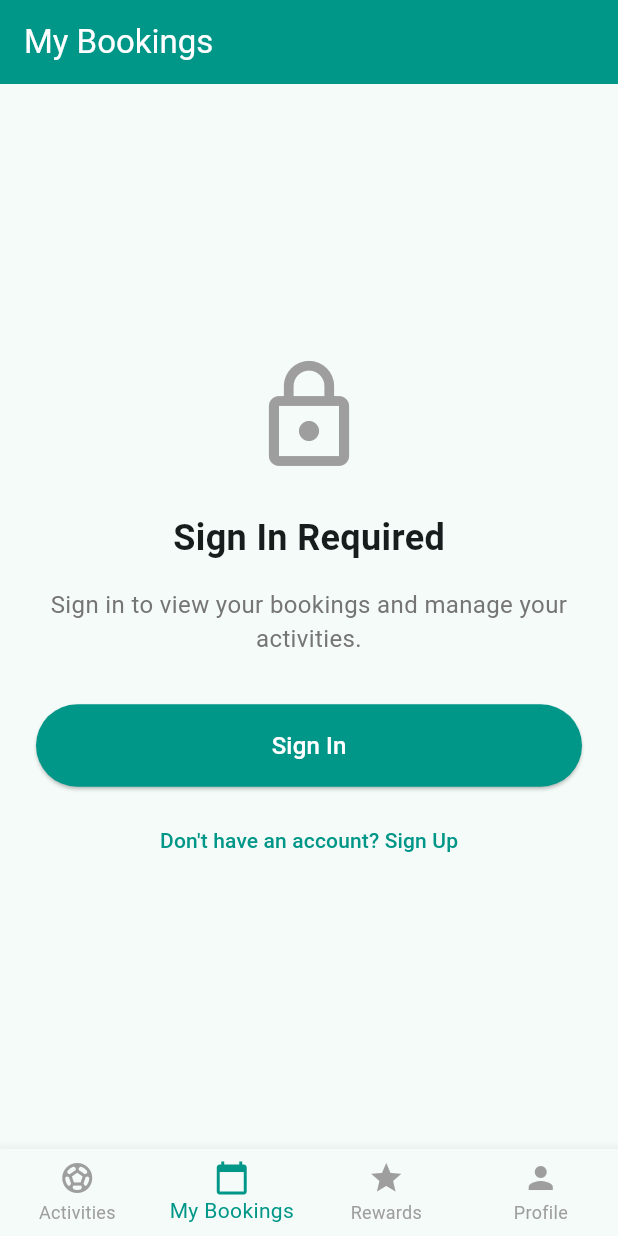
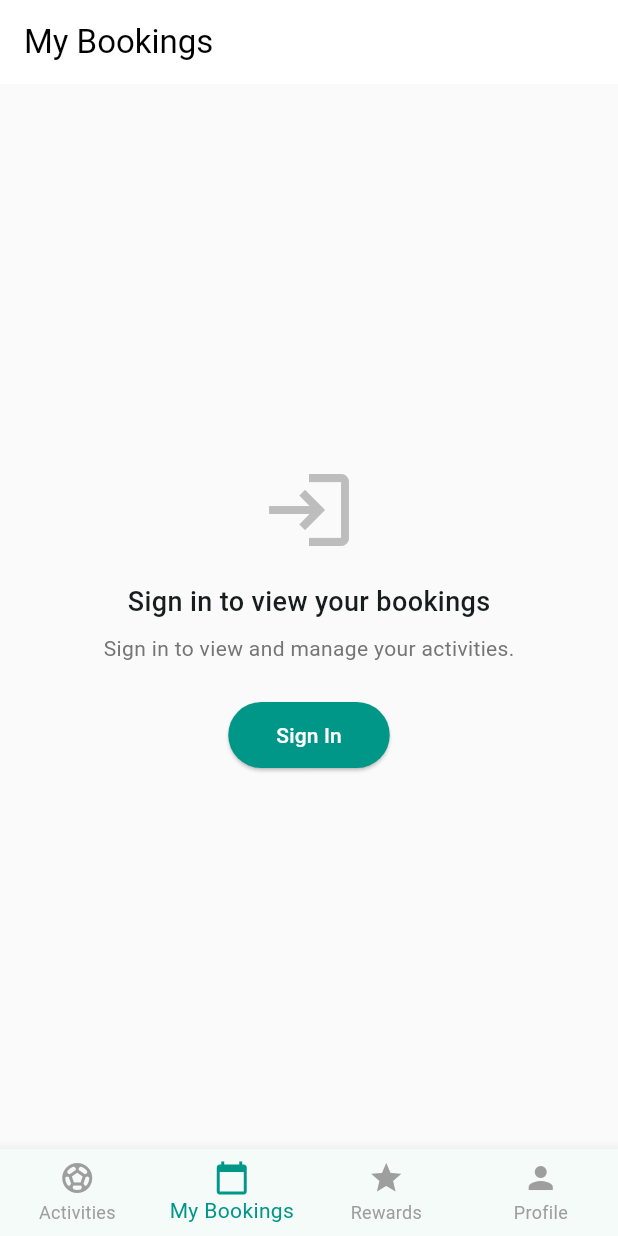
Before and after one commit to Comicalist/SportCentreApp, a Flutter app: the screen it shows after launch, item 2 of the bottom bar chosen, on a phone screen of 412 x 824 dp. Run offline on Flutter 3.47's test engine with Material 3 defaults, Android fonts, the phone set to English and light mode, and no system bars; our stand-ins replace cloud_firestore, firebase_auth, firebase_core; accounts and stored records are empty.

```diff
--- a/sport_centre_booking/lib/screens/bookings.dart
+++ b/sport_centre_booking/lib/screens/booking/bookings.dart
@@ -1,10 +1,10 @@
 import 'package:flutter/material.dart';
 import 'package:provider/provider.dart';
-import '../providers/auth_provider.dart';
-import '../providers/booking_provider.dart';
-import '../models/booking.dart';
-import '../utils/colors.dart';
-import '../widgets/auth/auth_wrapper.dart';
+import '../../providers/auth_provider.dart';
+import '../../providers/booking_provider.dart';
+import '../../models/booking.dart';
+import '../../utils/colors.dart';
+import '../../screens/auth/login_screen.dart';
 
 class BookingsScreen extends StatefulWidget {
   const BookingsScreen({super.key});
@@ -36,9 +36,57 @@ class _BookingsScreenState extends State<BookingsScreen> {
       builder: (context, authProvider, child) {
         // Show auth required screen if not logged in
         if (!authProvider.isLoggedIn) {
-          return const AuthRequiredScreen(
-            title: 'My Bookings',
-            message: 'Sign in to view your bookings and manage your activities.',
+          return Scaffold(
+            backgroundColor: Colors.grey[50],
+            appBar: AppBar(
+              title: const Text('My Bookings'),
+              backgroundColor: Colors.white,
+              foregroundColor: Colors.black,
+              elevation: 0,
+            ),
+            body: Center(
+              child: Column(
+                mainAxisAlignment: MainAxisAlignment.center,
+                children: [
+                  Icon(
+                    Icons.login,
+                    size: 64,
+                    color: Colors.grey[400],
+                  ),
+                  const SizedBox(height: 16),
+                  const Text(
+                    'Sign in to view your bookings',
+                    style: TextStyle(
+                      fontSize: 18,
+                      fontWeight: FontWeight.w500,
+                    ),
+                  ),
+                  const SizedBox(height: 8),
+                  Text(
+                    'Sign in to view and manage your activities.',
+                    style: TextStyle(
+                      fontSize: 14,
+                      color: Colors.grey[600],
+                    ),
+                  ),
+                  const SizedBox(height: 24),
+                  ElevatedButton(
+                    onPressed: () {
+                      Navigator.push(
+                        context,
+                        MaterialPageRoute(builder: (context) => const LoginScreen(isSignUp: false)),
+                      );
+                    },
+                    style: ElevatedButton.styleFrom(
+                      backgroundColor: AppColors.primary,
+                      foregroundColor: Colors.white,
+                      padding: const EdgeInsets.symmetric(horizontal: 32, vertical: 12),
+                    ),
+                    child: const Text('Sign In'),
+                  ),
+                ],
+              ),
+            ),
           );
         }
 
--- a/sport_centre_booking/lib/services/activity_service.dart
+++ b/sport_centre_booking/lib/services/activity_service.dart
@@ -58,7 +58,7 @@ class ActivityService {
         try {
           // Parse time string (format: "HH:mm")
           final timeParts = activity.time.split(':');
-          if (timeParts.length != 2) return true; // If time format is invalid, show the activity
+          if (timeParts.length != 2) return true;
 
           final hour = int.parse(timeParts[0]);
           final minute = int.parse(timeParts[1]);
@@ -76,7 +76,6 @@ class ActivityService {
           }
         } catch (e) {
           // If there's any error parsing the time, show the activity
-          print('Error parsing time for activity ${activity.name}: $e');
         }
 
         // Category filter
--- a/sport_centre_booking/lib/widgets/auth/auth_wrapper.dart
+++ b/sport_centre_booking/lib/widgets/auth/auth_wrapper.dart
@@ -4,7 +4,7 @@ import '../../providers/auth_provider.dart';
 import '../../screens/home/home_screen.dart';
 import '../../screens/auth/login_screen.dart';
 import '../../screens/profile/profile_screen.dart';
-import '../../screens/bookings.dart';
+import '../../screens/booking/bookings.dart';
 
 /// Widget that wraps the app and handles authentication routing
 class AuthWrapper extends StatelessWidget {
--- a/sport_centre_booking/lib/widgets/navigation/main_navigation.dart
+++ b/sport_centre_booking/lib/widgets/navigation/main_navigation.dart
@@ -1,8 +1,8 @@
 import 'package:flutter/material.dart';
 import '../../screens/home/home_screen.dart';
-import '../../screens/bookings.dart';
+import '../../screens/booking/bookings.dart';
 import '../../screens/rewards.dart';
-import '../../screens/profile.dart';
+import '../../screens/profile/profile_screen.dart';
 
 /// Main navigation widget with bottom navigation bar
 class MainNavigation extends StatefulWidget {
```
Also changed, not shown: sport_centre_booking/lib/providers/booking_provider.dart (+9 -1 lines), sport_centre_booking/lib/screens/booking/booking_details_screen.dart (+74 -6 lines), sport_centre_booking/lib/screens/booking/booking_success_screen.dart (+75 -12 lines), sport_centre_booking/lib/services/booking_service.dart (+0 -23 lines).
